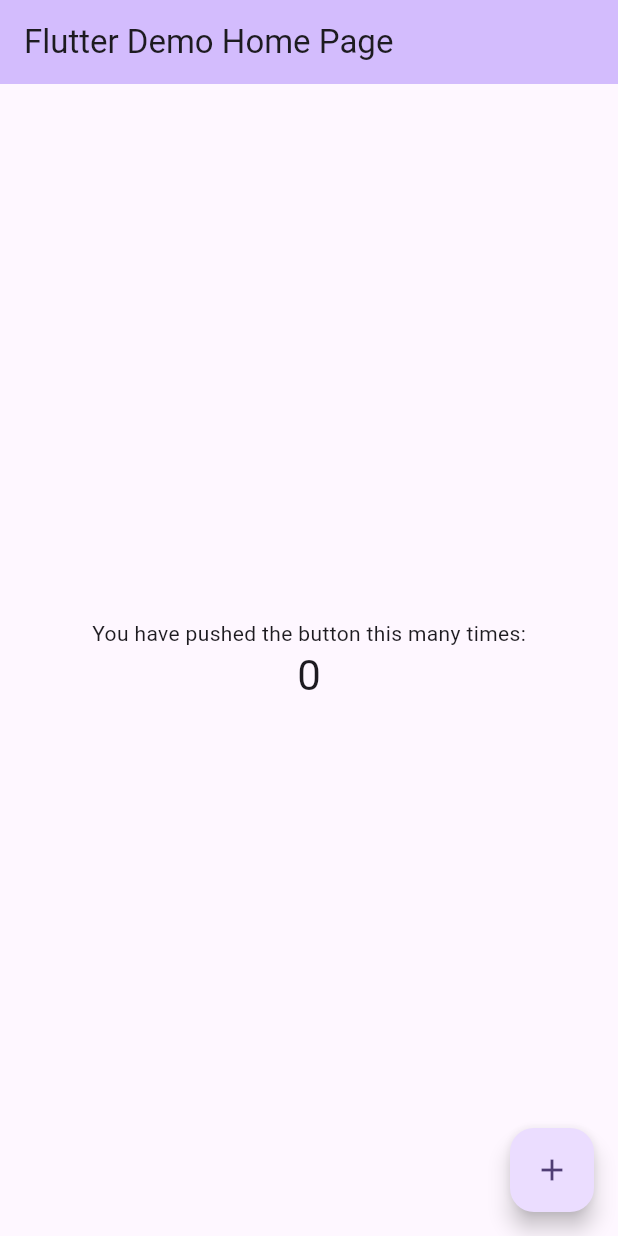
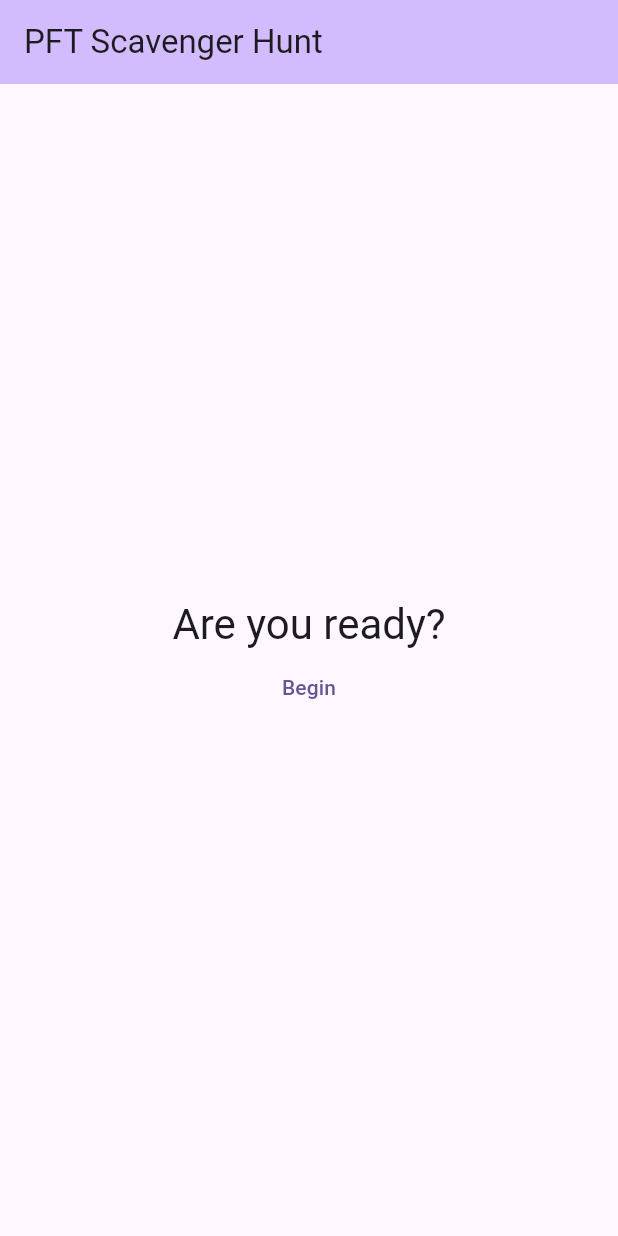
Before and after one commit to Zetavblitz/PFT-Hunt, a Flutter app: the screen it shows after launch, on a phone screen of 412 x 824 dp. Run offline on Flutter 3.47's test engine with Material 3 defaults, Android fonts, the phone set to English and light mode, and no system bars.

Commit message:
Assets and Primitive Navigation

```diff
--- a/scavenger_hunt/lib/main.dart
+++ b/scavenger_hunt/lib/main.dart
@@ -11,12 +11,12 @@ class MyApp extends StatelessWidget {
   @override
   Widget build(BuildContext context) {
     return MaterialApp(
-      title: 'Flutter Demo',
+      title: 'PFT Scavenger Hunt',
       theme: ThemeData(
         colorScheme: ColorScheme.fromSeed(seedColor: Colors.deepPurple),
         useMaterial3: true,
       ),
-      home: const MyHomePage(title: 'Flutter Demo Home Page'),
+      home: const MyHomePage(title: 'PFT Scavenger Hunt'),
     );
   }
 }
@@ -30,9 +30,50 @@ class MyHomePage extends StatefulWidget {
 }
 
 class _MyHomePageState extends State<MyHomePage> {
+  @override
+  Widget build(BuildContext context) {
+    return Scaffold(
+      appBar: AppBar(
+        backgroundColor: Theme.of(context).colorScheme.inversePrimary,
+        title: Text(widget.title),
+      ),
+      body: Center(
+        child: Column(
+          mainAxisAlignment: MainAxisAlignment.center,
+          children: <Widget>[
+            Text(
+              'Are you ready?',
+              style: Theme.of(context).textTheme.headlineMedium,
+            ),
+            TextButton(
+              onPressed: () {
+                Navigator.of(context).push(
+                  MaterialPageRoute(builder: (context) => const Panera(title: 'Starting Location: Panera Bread')),
+                );
+              },
+              child: Text(
+                'Begin',
+              ),
+            ),
+          ],
+        ),
+      ),
+    );
+  }
+}
+
+class Panera extends StatefulWidget {
+  const Panera({super.key, required this.title});
+  final String title;
+
+  @override
+  State<Panera> createState() => _PaneraState();
+}
+
+class _PaneraState extends State<Panera> {
   int _counter = 0;
 
-  void _incrementCounter() {
+  void _begin() {
     setState(() {
       _counter++;
     });
@@ -49,21 +90,20 @@ class _MyHomePageState extends State<MyHomePage> {
         child: Column(
           mainAxisAlignment: MainAxisAlignment.center,
           children: <Widget>[
-            const Text(
-              'You have pushed the button this many times:',
+            Image(image: AssetImage('Panera.jpg')),
+            Text(
+              'Go to Panera Bread on the first floor of PFT.',
+              style: Theme.of(context).textTheme.headlineMedium,
             ),
-            Text(
-              '$_counter',
-              style: Theme.of(context).textTheme.headlineMedium,
+            TextButton(
+              onPressed: () => _begin,
+              child: Text(
+                'Continue',
+              ),
             ),
           ],
         ),
       ),
-      floatingActionButton: FloatingActionButton(
-        onPressed: _incrementCounter,
-        tooltip: 'Increment',
-        child: const Icon(Icons.add),
-      ),
     );
   }
 }
--- a/scavenger_hunt/pubspec.yaml
+++ b/scavenger_hunt/pubspec.yaml
@@ -58,9 +58,8 @@ flutter:
   uses-material-design: true
 
   # To add assets to your application, add an assets section, like this:
-  # assets:
-  #   - images/a_dot_burr.jpeg
-  #   - images/a_dot_ham.jpeg
+  assets:
+  - assets/
 
   # An image asset can refer to one or more resolution-specific "variants", see
   # https://flutter.dev/to/resolution-aware-images
```
Also changed, not shown: scavenger_hunt/assets/Chevron.jpg (added), scavenger_hunt/assets/Glass.jpg (added), scavenger_hunt/assets/Hallway.jpg (added), scavenger_hunt/assets/Lights.jpg (added), scavenger_hunt/assets/Panera.jpg (added), scavenger_hunt/assets/Skybridge.jpg (added), scavenger_hunt/assets/Vending.jpg (added), 1 other file.
